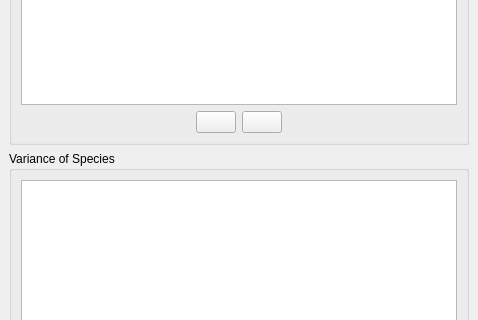
code-saturne/code_saturne, file gui/Pages/DefineUserScalarsForm.ui: the form before one commit; both pictures show x 0 to 478 and y 125 to 445 of the 478 by 651 pixel window.
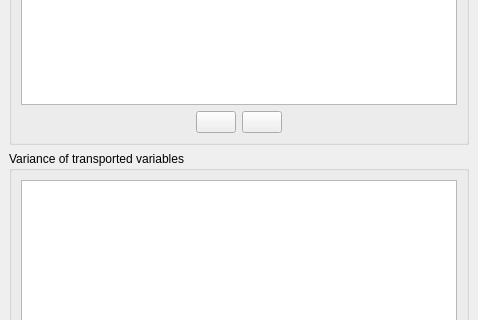
The form after the commit. Icons and pictures are not drawn.

Commit message: GUI: minor vocabulary and presentation improvements.

```diff
--- a/gui/Pages/DefineUserScalarsForm.ui
+++ b/gui/Pages/DefineUserScalarsForm.ui
@@ -35,7 +35,7 @@
       <string>&lt;html&gt;&lt;head/&gt;&lt;body&gt;&lt;p&gt;&lt;span style=&quot; font-size:9pt;&quot;&gt;Solve the transport equation of the variances of the scalars defined in the species transport section.&lt;/span&gt;&lt;/p&gt;&lt;/body&gt;&lt;/html&gt;</string>
      </property>
      <property name="title">
-      <string>Variance of Species</string>
+      <string>Variance of transported variables</string>
      </property>
      <layout class="QGridLayout">
       <property name="leftMargin">
```
Left out of the diff: 77 changed lines with no effect on the pictures. The commit also changes 1 other file.
